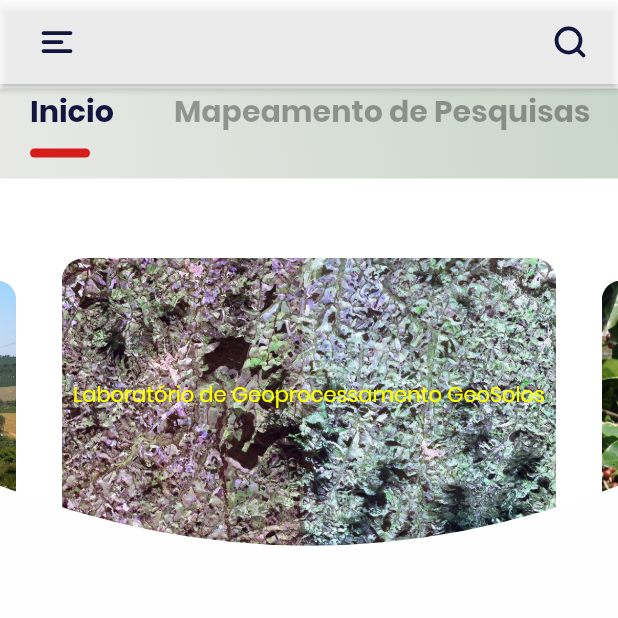
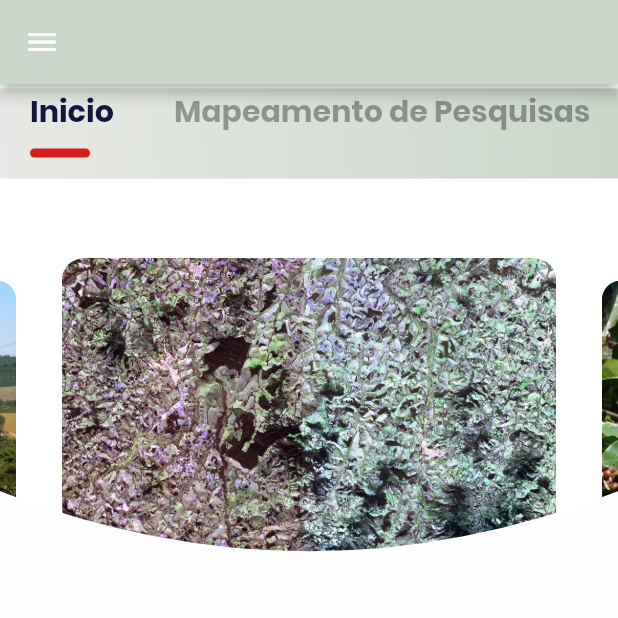
Before and after one commit to akinase/curriculo-wesley, a Flutter app: the screen it shows after launch, on a phone screen of 412 x 824 dp, the top half of it. Run offline on Flutter 3.47's test engine with Material 2 defaults, Android fonts, the phone set to English and light mode, and no system bars; drawn by our look-alikes of carousel_slider; our stand-ins replace animated_text_kit, flutter_svg.

Commit message:
arrumei o slide de ambas telas

```diff
--- a/curriculo/lib/constantes.dart
+++ b/curriculo/lib/constantes.dart
@@ -8,3 +8,22 @@ const kSecundaryColor = Color.fromARGB(183, 255, 255, 255); //0XFFFE6D8E
 const kTextColor = Color(0XFF12153D);
 const kTextLightColor = Color(0XFF9A9BB2);
 const kDefaultPadding2 = 3.0;
+
+// ignore: non_constant_identifier_names
+var MyDrawer = Drawer(
+  backgroundColor: kSecundaryColor,
+  child: Column(
+    // ignore: prefer_const_literals_to_create_immutables
+    children: [
+      const DrawerHeader(child: Icon(Icons.agriculture_sharp)),
+      const ListTile(
+        leading: Icon(Icons.login),
+        title: Text('L O G I N'),
+      )
+    ],
+  ),
+);
+
+var MyAppBar = AppBar(
+  backgroundColor: Color.fromARGB(255, 202, 214, 201),
+);
--- a/curriculo/lib/homepage.dart
+++ b/curriculo/lib/homepage.dart
@@ -32,10 +32,10 @@ class _HomePageState extends State<HomePage> {
     return Scaffold(
       body: PageView(scrollDirection: Axis.vertical, children: [
         Responsividade(mobilebody: mobilebody, desktopApp: desktopApp),
-        Sobre(),
-        Mapeamento(),
-        Contato(),
-        Rede(),
+        const Mapeamento(),
+        const Sobre(),
+        const Contato(),
+        const Rede(),
       ]),
     );
   }
--- a/curriculo/lib/layouts/desktop/slide_home.dart
+++ b/curriculo/lib/layouts/desktop/slide_home.dart
@@ -47,17 +47,8 @@ class _CarouselState extends State<Carousel> {
               autoPlay: true,
             ),
           ),
-          AspectRatio(
-            aspectRatio: 18 / 8,
-            child: Center(
-              child: Text(
-                "Laboratório de Geoprocessamento GeoSolos",
-                style: Theme.of(context).textTheme.bodyLarge!.copyWith(
-                      fontWeight: FontWeight.w400,
-                      color: Colors.yellowAccent,
-                    ),
-              ),
-            ),
+          const AspectRatio(
+            aspectRatio: 1.75,
           ),
         ],
       ),
--- a/curriculo/lib/layouts/mobile/componete_menu.dart
+++ b/curriculo/lib/layouts/mobile/componete_menu.dart
@@ -5,10 +5,12 @@ import 'package:flutter/src/widgets/framework.dart';
 import 'package:flutter/widgets.dart';
 
 class Componente extends StatelessWidget {
+  const Componente({super.key});
+
   @override
   Widget build(BuildContext context) {
     return Column(
-      children: <Widget>[],
+      children: const <Widget>[],
     );
   }
 }
@@ -33,9 +35,9 @@ class _ListaMenuState extends State<ListaMenu> {
   @override
   Widget build(BuildContext context) {
     return Container(
-      margin: EdgeInsets.symmetric(vertical: kDefaultPadding2),
+      margin: const EdgeInsets.symmetric(vertical: kDefaultPadding2),
       height: 60,
-      decoration: BoxDecoration(
+      decoration: const BoxDecoration(
         gradient: LinearGradient(
           begin: Alignment.topRight,
           end: Alignment.bottomLeft,
@@ -68,7 +70,7 @@ class _ListaMenuState extends State<ListaMenu> {
           children: <Widget>[
             Text(
               categories[index],
-              style: Theme.of(context).textTheme.headline6?.copyWith(
+              style: Theme.of(context).textTheme.titleLarge?.copyWith(
                     fontWeight: FontWeight.w600,
                     color: index == selectedCategory
                         ? kTextColor
@@ -77,13 +79,13 @@ class _ListaMenuState extends State<ListaMenu> {
                   ),
             ),
             Container(
-              margin: EdgeInsets.symmetric(vertical: kDefaultPadding / 2),
+              margin: const EdgeInsets.symmetric(vertical: kDefaultPadding / 2),
               height: 6,
               width: 40,
               decoration: BoxDecoration(
                 borderRadius: BorderRadius.circular(10),
                 color: index == selectedCategory
-                    ? Color.fromARGB(236, 214, 12, 12)
+                    ? const Color.fromARGB(236, 214, 12, 12)
                     : Colors
                         .transparent, // retira as marcações das demais palavras do vetor
               ),
--- a/curriculo/lib/layouts/mobile/mobile.dart
+++ b/curriculo/lib/layouts/mobile/mobile.dart
@@ -8,20 +8,18 @@ import 'package:flutter_svg/avd.dart';
 import '../../constantes.dart';
 import '../desktop/slide_home.dart';
 
-final String menu = "assets/icons/menu.svg";
-final String lupa = "assets/icons/search.svg";
-
 class Mobile extends StatelessWidget {
   const Mobile({Key? key}) : super(key: key);
 
   @override
   Widget build(BuildContext context) {
     return Scaffold(
-      appBar: bildAppBar(),
       backgroundColor: kSecundaryColor,
+      appBar: MyAppBar, //esta em constatantes
+      drawer: MyDrawer, //esta em constatantes
       body: Column(
         children: <Widget>[
-          ListaMenu(),
+          const ListaMenu(),
           ClipPath(
             clipper: MyClipper(), //parte ovulada azul
             child: Carousel(),
@@ -29,26 +27,6 @@ class Mobile extends StatelessWidget {
         ],
       ),
     );
-  }
-
-  AppBar bildAppBar() {
-    return AppBar(
-        //barra top
-        backgroundColor:
-            kSecundaryColor, //cor da barra de pesquisa e menu lateral
-        elevation: 2,
-        leading: IconButton(
-          padding: EdgeInsets.only(left: kDefaultPadding),
-          icon: SvgPicture.asset(menu),
-          onPressed: () {},
-        ),
-        actions: <Widget>[
-          IconButton(
-            padding: EdgeInsets.symmetric(horizontal: kDefaultPadding),
-            icon: SvgPicture.asset(lupa),
-            onPressed: () {},
-          )
-        ]);
   }
 }
 
--- a/curriculo/lib/layouts/responsive.dart
+++ b/curriculo/lib/layouts/responsive.dart
@@ -8,8 +8,9 @@ class Responsividade extends StatelessWidget {
   final Widget mobilebody;
   final Widget desktopApp;
 
-  Responsividade(
-      {required this.mobilebody,
+  const Responsividade(
+      {super.key,
+      required this.mobilebody,
       required this.desktopApp}); //Construtor das classes mobile e desktop
 
   @override
```
Also changed, not shown: curriculo/lib/layouts/desktop/desktop.dart (+8 -3 lines), curriculo/lib/layouts/mobile/mapeamento.dart (+16 -11 lines).
